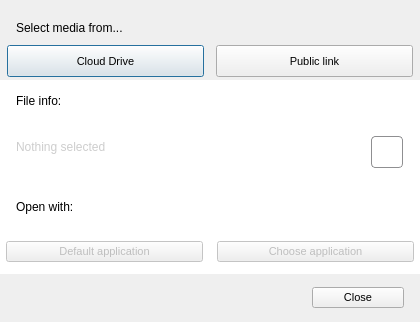
The window that Source/MEGASync/gui/linux/StreamingFromMegaDialog.ui (meganz/MEGAsync) describes before a commit, drawn with Qt 5.
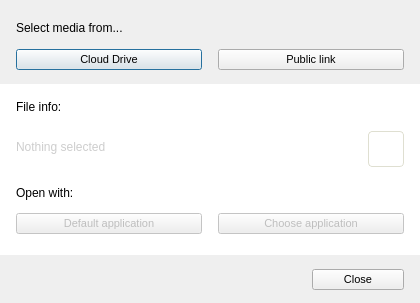
The same window after the commit. The open tabs and pages were chosen to show the change. Icons and pictures are not drawn.

Commit message: Improved the streaming dialog on Linux

```diff
--- a/Source/MEGASync/gui/linux/StreamingFromMegaDialog.ui
+++ b/Source/MEGASync/gui/linux/StreamingFromMegaDialog.ui
@@ -10,19 +10,19 @@
     <x>0</x>
     <y>0</y>
     <width>420</width>
-    <height>322</height>
+    <height>303</height>
    </rect>
   </property>
   <property name="minimumSize">
    <size>
     <width>420</width>
-    <height>322</height>
+    <height>300</height>
    </size>
   </property>
   <property name="maximumSize">
    <size>
     <width>420</width>
-    <height>322</height>
+    <height>303</height>
    </size>
   </property>
   <property name="windowTitle">
@@ -34,20 +34,23 @@
 font-size: 11px;
 }
 
-#lStreamResourceDesc, #lFileInfoDesc, #lOpenWithDesc, #lFileSize
+#lStreamResourceDesc, #lFileInfoDesc, #lOpenWithDesc 
 {
   font-family: &quot;HelveticaNeue-Light&quot;;
   font-size: 12px;
   color: #000000;
 }
+#lFileSize
+{
+  font-family: &quot;HelveticaNeue-Light&quot;;
+  font-size: 12px;
+  color: #666666;
+}
 #wContainer
 {
 	background-color: white;
 }
-#lFileInfoDesc, #lOpenWithDesc, #lStreamResourceDesc
-{
-    padding-left: 13px;
-}
+
 #lNothingSelected
 {
    font-size: 12px;
@@ -58,6 +61,13 @@
 {
 	font-size: 12px;
 	color: #000000;
+}
+#bCopyLink
+{
+    border: 1px solid #dfdfd1;
+    border-radius: 4px;
+    background-color: qlineargradient(x1: 0, y1: 0, x2: 0, y2: 1,
+                                      stop: 0 rgba(246,247,250,30), stop: 1 rgba(232,233,235,30));
 }</string>
   </property>
   <layout class="QVBoxLayout" name="verticalLayout_6">
@@ -81,7 +91,7 @@
      <property name="minimumSize">
       <size>
        <width>0</width>
-       <height>80</height>
+       <height>84</height>
       </size>
      </property>
      <property name="maximumSize">
@@ -92,16 +102,16 @@
      </property>
      <layout class="QVBoxLayout" name="verticalLayout">
       <property name="spacing">
-       <number>7</number>
+       <number>0</number>
       </property>
       <property name="leftMargin">
-       <number>0</number>
+       <number>16</number>
       </property>
       <property name="topMargin">
-       <number>18</number>
+       <number>9</number>
       </property>
       <property name="rightMargin">
-       <number>0</number>
+       <number>16</number>
       </property>
       <property name="bottomMargin">
        <number>0</number>
@@ -145,9 +155,9 @@
         <property name="styleSheet">
          <string notr="true"/>
         </property>
-        <layout class="QHBoxLayout" name="horizontalLayout_3">
+        <layout class="QHBoxLayout" name="horizontalLayout_3" stretch="0,0">
          <property name="spacing">
-          <number>5</number>
+          <number>16</number>
          </property>
          <property name="leftMargin">
           <number>0</number>
@@ -159,31 +169,10 @@
           <number>0</number>
          </property>
          <property name="bottomMargin">
-          <number>0</number>
+          <number>2</number>
          </property>
          <item>
           <widget class="QPushButton" name="bFromCloud">
-           <property name="sizePolicy">
-            <sizepolicy hsizetype="Minimum" vsizetype="Fixed">
-             <horstretch>0</horstretch>
-             <verstretch>0</verstretch>
-            </sizepolicy>
-           </property>
-           <property name="minimumSize">
-            <size>
-             <width>197</width>
-             <height>32</height>
-            </size>
-           </property>
-           <property name="maximumSize">
-            <size>
-             <width>197</width>
-             <height>32</height>
-            </size>
-           </property>
-           <property name="styleSheet">
-            <string notr="true"/>
-           </property>
            <property name="text">
             <string>Cloud Drive</string>
            </property>
@@ -191,18 +180,6 @@
          </item>
          <item>
           <widget class="QPushButton" name="bFromPublicLink">
-           <property name="minimumSize">
-            <size>
-             <width>197</width>
-             <height>32</height>
-            </size>
-           </property>
-           <property name="maximumSize">
-            <size>
-             <width>197</width>
-             <height>32</height>
-            </size>
-           </property>
            <property name="text">
             <string>Public link</string>
            </property>
@@ -221,13 +198,13 @@
        <number>0</number>
       </property>
       <property name="leftMargin">
-       <number>0</number>
+       <number>16</number>
       </property>
       <property name="topMargin">
-       <number>0</number>
+       <number>2</number>
       </property>
       <property name="rightMargin">
-       <number>0</number>
+       <number>16</number>
       </property>
       <property name="bottomMargin">
        <number>0</number>
@@ -242,7 +219,7 @@
           <number>0</number>
          </property>
          <property name="topMargin">
-          <number>0</number>
+          <number>2</number>
          </property>
          <property name="rightMargin">
           <number>0</number>
@@ -255,13 +232,13 @@
            <property name="minimumSize">
             <size>
              <width>0</width>
-             <height>40</height>
+             <height>37</height>
             </size>
            </property>
            <property name="maximumSize">
             <size>
              <width>16777215</width>
-             <height>40</height>
+             <height>37</height>
             </size>
            </property>
            <property name="styleSheet">
@@ -280,13 +257,13 @@
            <property name="minimumSize">
             <size>
              <width>0</width>
-             <height>60</height>
+             <height>44</height>
             </size>
            </property>
            <property name="maximumSize">
             <size>
              <width>16777215</width>
-             <height>60</height>
+             <height>44</height>
             </size>
            </property>
            <layout class="QHBoxLayout" name="horizontalLayout_6">
@@ -300,7 +277,7 @@
              <number>0</number>
             </property>
             <property name="rightMargin">
-             <number>17</number>
+             <number>0</number>
             </property>
             <property name="bottomMargin">
              <number>0</number>
@@ -310,20 +287,20 @@
               <property name="minimumSize">
                <size>
                 <width>0</width>
-                <height>50</height>
+                <height>44</height>
                </size>
               </property>
               <property name="maximumSize">
                <size>
                 <width>16777215</width>
-                <height>60</height>
+                <height>44</height>
                </size>
               </property>
               <property name="styleSheet">
                <string notr="true">background-color: white;</string>
               </property>
               <property name="currentIndex">
-               <number>0</number>
+               <number>1</number>
               </property>
               <widget class="QWidget" name="pFileInfo">
                <layout class="QHBoxLayout" name="horizontalLayout_2">
@@ -331,7 +308,7 @@
                  <number>0</number>
                 </property>
                 <property name="leftMargin">
-                 <number>9</number>
+                 <number>0</number>
                 </property>
                 <property name="topMargin">
                  <number>0</number>
@@ -356,16 +333,16 @@
                     <height>48</height>
                    </size>
                   </property>
+                  <property name="focusPolicy">
+                   <enum>Qt::NoFocus</enum>
+                  </property>
                   <property name="styleSheet">
-                   <string notr="true">border: none;</string>
+                   <string notr="true">border: none;
+padding-left: -16px;</string>
                   </property>
                   <property name="text">
                    <string/>
                   </property>
-                  <property name="icon">
-                   <iconset resource="../Resources_linux.qrc">
-                    <normaloff>:/images/drag_podcast.png</normaloff>:/images/drag_podcast.png</iconset>
-                  </property>
                   <property name="iconSize">
                    <size>
                     <width>48</width>
@@ -430,6 +407,18 @@
                           <verstretch>0</verstretch>
                          </sizepolicy>
                         </property>
+                        <property name="minimumSize">
+                         <size>
+                          <width>0</width>
+                          <height>0</height>
+                         </size>
+                        </property>
+                        <property name="maximumSize">
+                         <size>
+                          <width>260</width>
+                          <height>16777215</height>
+                         </size>
+                        </property>
                         <property name="text">
                          <string/>
                         </property>
@@ -455,6 +444,9 @@
                           <height>8</height>
                          </size>
                         </property>
+                        <property name="focusPolicy">
+                         <enum>Qt::NoFocus</enum>
+                        </property>
                         <property name="styleSheet">
                          <string notr="true">border:none;</string>
                         </property>
@@ -498,15 +490,33 @@
                   <x>0</x>
                   <y>0</y>
                   <width>361</width>
-                  <height>50</height>
+                  <height>44</height>
                  </rect>
                 </property>
+                <property name="sizePolicy">
+                 <sizepolicy hsizetype="Preferred" vsizetype="Preferred">
+                  <horstretch>0</horstretch>
+                  <verstretch>0</verstretch>
+                 </sizepolicy>
+                </property>
+                <property name="minimumSize">
+                 <size>
+                  <width>0</width>
+                  <height>0</height>
+                 </size>
+                </property>
+                <property name="maximumSize">
+                 <size>
+                  <width>16777215</width>
+                  <height>16777215</height>
+                 </size>
+                </property>
                 <layout class="QHBoxLayout" name="horizontalLayout_7">
                  <property name="spacing">
                   <number>0</number>
                  </property>
                  <property name="leftMargin">
-                  <number>16</number>
+                  <number>0</number>
                  </property>
                  <property name="topMargin">
                   <number>0</number>
@@ -519,6 +529,18 @@
                  </property>
                  <item>
                   <widget class="QLabel" name="lNothingSelected">
+                   <property name="minimumSize">
+                    <size>
+                     <width>0</width>
+                     <height>0</height>
+                    </size>
+                   </property>
+                   <property name="maximumSize">
+                    <size>
+                     <width>16777215</width>
+                     <height>16777215</height>
+                    </size>
+                   </property>
                    <property name="text">
                     <string>Nothing selected</string>
                    </property>
@@ -530,33 +552,50 @@
              </widget>
             </item>
             <item>
-             <widget class="QToolButton" name="bCopyLink">
-              <property name="minimumSize">
-               <size>
-                <width>32</width>
-                <height>32</height>
-               </size>
-              </property>
-              <property name="maximumSize">
-               <size>
-                <width>32</width>
-                <height>32</height>
-               </size>
-              </property>
-              <property name="styleSheet">
-               <string notr="true">    border: 1px solid #8f8f91;
-    border-radius: 4px;
-    background-color: qlineargradient(x1: 0, y1: 0, x2: 0, y2: 1,
-                                      stop: 0 #f6f7fa, stop: 1 #dadbde);
-</string>
-              </property>
-              <property name="text">
-               <string/>
-              </property>
-              <property name="icon">
-               <iconset resource="../Resources_linux.qrc">
-                <normaloff>:/images/streaming_link.png</normaloff>:/images/streaming_link.png</iconset>
-              </property>
+             <widget class="QWidget" name="widget_3" native="true">
+              <layout class="QVBoxLayout" name="verticalLayout_7">
+               <property name="spacing">
+                <number>0</number>
+               </property>
+               <property name="leftMargin">
+                <number>0</number>
+               </property>
+               <property name="topMargin">
+                <number>0</number>
+               </property>
+               <property name="rightMargin">
+                <number>0</number>
+               </property>
+               <property name="bottomMargin">
+                <number>0</number>
+               </property>
+               <item>
+                <widget class="QToolButton" name="bCopyLink">
+                 <property name="minimumSize">
+                  <size>
+                   <width>36</width>
+                   <height>36</height>
+                  </size>
+                 </property>
+                 <property name="maximumSize">
+                  <size>
+                   <width>32</width>
+                   <height>32</height>
+                  </size>
+                 </property>
+                 <property name="styleSheet">
+                  <string notr="true"/>
+                 </property>
+                 <property name="text">
+                  <string/>
+                 </property>
+                 <property name="icon">
+                  <iconset resource="../Resources_win.qrc">
+                   <normaloff>:/images/streaming_link.png</normaloff>:/images/streaming_link.png</iconset>
+                 </property>
+                </widget>
+               </item>
+              </layout>
              </widget>
             </item>
            </layout>
@@ -570,7 +609,7 @@
         <property name="minimumSize">
          <size>
           <width>0</width>
-          <height>90</height>
+          <height>88</height>
          </size>
         </property>
         <layout class="QVBoxLayout" name="verticalLayout_2">
@@ -581,7 +620,7 @@
           <number>0</number>
          </property>
          <property name="topMargin">
-          <number>0</number>
+          <number>3</number>
          </property>
          <property name="rightMargin">
           <number>0</number>
@@ -601,9 +640,9 @@
            <property name="styleSheet">
             <string notr="true"/>
            </property>
-           <layout class="QHBoxLayout" name="horizontalLayout_4">
+           <layout class="QHBoxLayout" name="horizontalLayout_4" stretch="1,1">
             <property name="spacing">
-             <number>8</number>
+             <number>16</number>
             </property>
             <property name="leftMargin">
              <number>0</number>
@@ -615,25 +654,13 @@
              <number>0</number>
             </property>
             <property name="bottomMargin">
-             <number>0</number>
+             <number>23</number>
             </property>
             <item>
              <widget class="QPushButton" name="bOpenDefault">
               <property name="enabled">
                <bool>false</bool>
               </property>
-              <property name="minimumSize">
-               <size>
-                <width>197</width>
-                <height>0</height>
-               </size>
-              </property>
-              <property name="maximumSize">
-               <size>
-                <width>197</width>
-                <height>16777215</height>
-               </size>
-              </property>
               <property name="text">
                <string>Default application</string>
               </property>
@@ -646,13 +673,13 @@
               </property>
               <property name="minimumSize">
                <size>
-                <width>197</width>
+                <width>0</width>
                 <height>0</height>
                </size>
               </property>
               <property name="maximumSize">
                <size>
-                <width>197</width>
+                <width>16777215</width>
                 <height>16777215</height>
                </size>
               </property>
@@ -684,18 +711,21 @@
        <height>48</height>
       </size>
      </property>
+     <property name="styleSheet">
+      <string notr="true"/>
+     </property>
      <layout class="QHBoxLayout" name="horizontalLayout_5">
       <property name="leftMargin">
        <number>12</number>
       </property>
       <property name="topMargin">
-       <number>0</number>
+       <number>6</number>
       </property>
       <property name="rightMargin">
        <number>16</number>
       </property>
       <property name="bottomMargin">
-       <number>0</number>
+       <number>4</number>
       </property>
       <item>
        <spacer name="horizontalSpacer">
```
Left out of the diff: 10 changed lines with no effect on the pictures.
